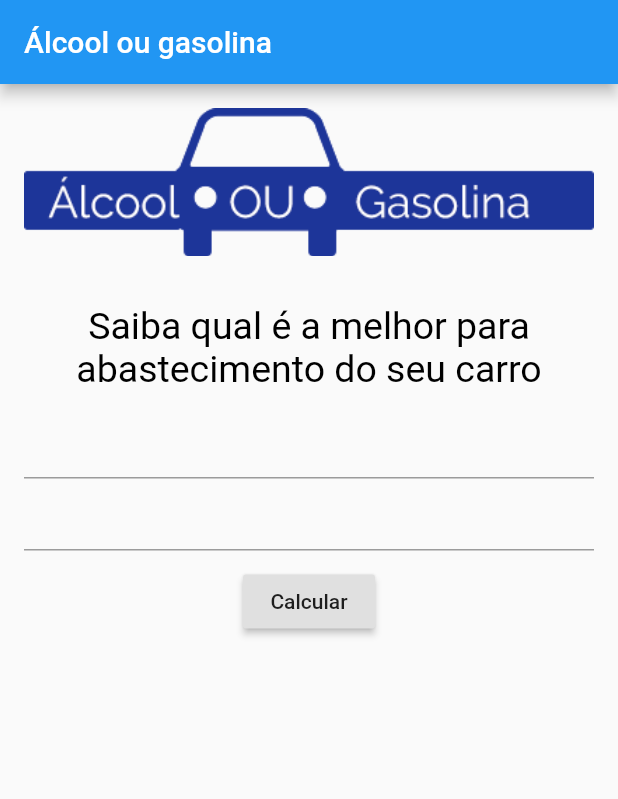
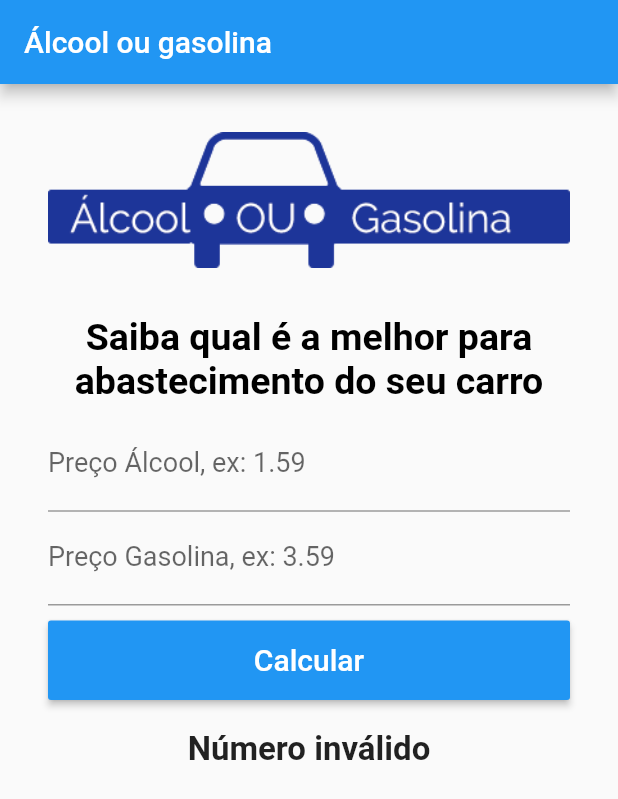
Before and after one commit to ritamonteiro1/alcohol-or-gasoline-app, a Flutter app: the screen it shows after launch, after a tap on "Calcular", on a phone screen of 412 x 824 dp. Shown: the top 799 px of the screen. Run offline on Flutter 3.47's test engine with Material 2 defaults, Android fonts, the phone set to English and light mode, and no system bars.

Commit message:
add function _calculate in HomeView

```diff
--- a/lib/home_view.dart
+++ b/lib/home_view.dart
@@ -6,6 +6,37 @@ class HomeView extends StatefulWidget {
 }
 
 class _HomeViewState extends State<HomeView> {
+  TextEditingController _alcoholController = TextEditingController();
+  TextEditingController _gasolineController = TextEditingController();
+  String _choiceResult = '';
+
+  void _calculate() {
+    double? alcoholPrice = double.tryParse(_alcoholController.text);
+    double? gasolinePrice = double.tryParse(_gasolineController.text);
+
+    if(alcoholPrice == null || gasolinePrice == null) {
+      setState(() {
+        _choiceResult = 'Número inválido';
+      });
+    } else {
+      if(alcoholPrice/gasolinePrice >= 0.7){
+        setState(() {
+          _choiceResult = 'Melhor abastecer com gasolina!';
+        });
+      } else{
+        setState(() {
+          _choiceResult = 'Melhor abastecer com álcool!';
+        });
+      }
+      _cleanField();
+    }
+  }
+
+  void _cleanField(){
+    _alcoholController.text = '';
+    _gasolineController.text = '';
+  }
+
   @override
   Widget build(BuildContext context) {
     return Scaffold(
@@ -13,10 +44,11 @@ class _HomeViewState extends State<HomeView> {
         title: Text('Álcool ou gasolina'),
         backgroundColor: Colors.blue,
       ),
-      body: Padding(
-        padding: const EdgeInsets.all(16.0),
-        child: Column(
-          children: [
+      body: Container(
+        child: SingleChildScrollView(
+          padding: EdgeInsets.all(32),
+          child:
+              Column(crossAxisAlignment: CrossAxisAlignment.stretch, children: [
             Padding(
               padding: const EdgeInsets.only(bottom: 32),
               child: Image.asset('assets/images/logo.png'),
@@ -25,20 +57,48 @@ class _HomeViewState extends State<HomeView> {
               padding: const EdgeInsets.only(bottom: 10),
               child: Text(
                 'Saiba qual é a melhor para abastecimento do seu carro',
-                style: TextStyle(fontSize: 25, color: Colors.black),
+                style: TextStyle(
+                    fontSize: 25,
+                    color: Colors.black,
+                    fontWeight: FontWeight.bold),
                 textAlign: TextAlign.center,
               ),
             ),
-            TextField(),
-            TextField(),
+            TextField(
+              keyboardType: TextInputType.number,
+              decoration: InputDecoration(labelText: 'Preço Álcool, ex: 1.59'),
+              style: TextStyle(fontSize: 18),
+              controller: _alcoholController,
+            ),
+            TextField(
+              keyboardType: TextInputType.number,
+              decoration:
+                  InputDecoration(labelText: 'Preço Gasolina, ex: 3.59'),
+              style: TextStyle(fontSize: 18),
+              controller: _gasolineController,
+            ),
             Padding(
               padding: EdgeInsets.only(top: 10),
               child: RaisedButton(
-                onPressed: () {},
-                child: Text('Calcular'),
+                onPressed: _calculate,
+                color: Colors.blue,
+                textColor: Colors.white,
+                padding: EdgeInsets.all(15),
+                child: Text(
+                  'Calcular',
+                  style: TextStyle(fontSize: 20),
+                ),
               ),
             ),
-          ],
+            Padding(
+              padding: EdgeInsets.only(top: 20),
+              child: Text(
+                _choiceResult,
+                style: TextStyle(fontSize: 22, fontWeight: FontWeight.bold),
+                textAlign: TextAlign.center,
+              ),
+            ),
+          ]),
         ),
       ),
     );
```
